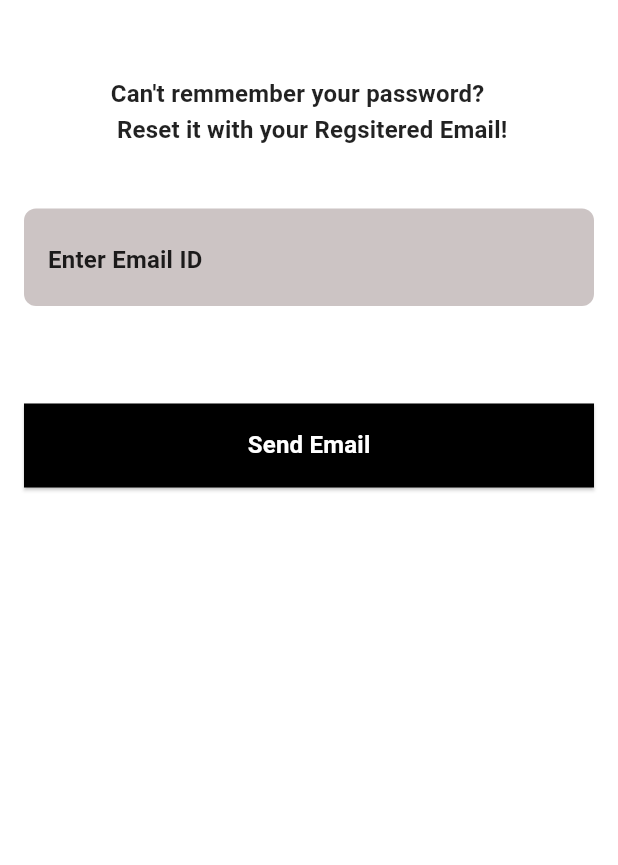
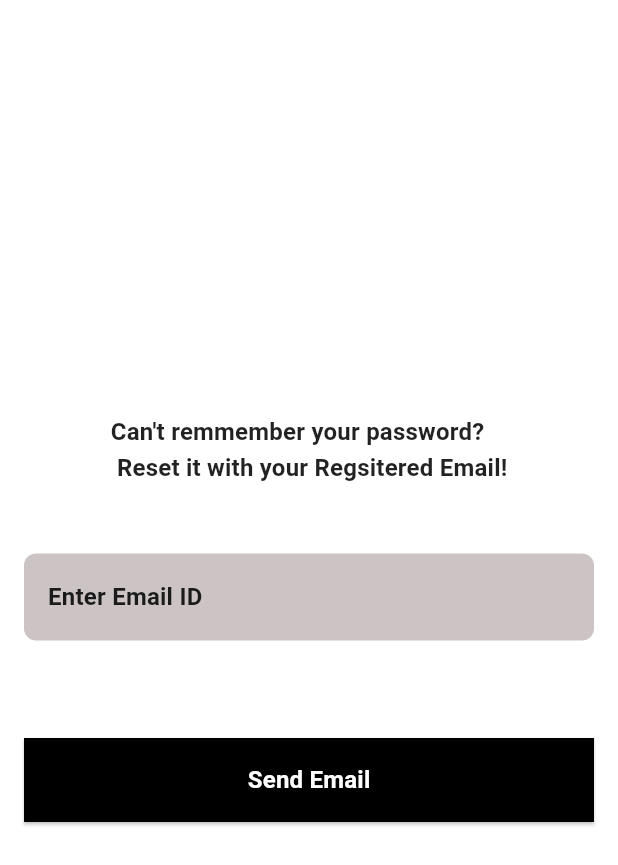
Before and after one commit to Siddiqui145/money_monastery, a Flutter app: the LoginScreen screen opened by its route, after a tap on "Reset Password", on a phone screen of 412 x 824 dp. Shown: the top 865 px of the screen. Run offline on Flutter 3.47's test engine with Material 3 defaults, Android fonts, the phone set to English and light mode, and no system bars; our stand-ins replace auto_route, cloud_firestore, firebase_auth, firebase_core; accounts and stored records are empty; network calls fail.

Commit message:
styling & layout fixes

```diff
--- a/lib/src/features/home/presentation/auth/login_screen.dart
+++ b/lib/src/features/home/presentation/auth/login_screen.dart
@@ -38,11 +38,12 @@ class _LoginScreenState extends State<LoginScreen> {
   Widget build(BuildContext context) {
 
     return Scaffold(
-      body: Padding(padding: EdgeInsets.all(16),
+      body: Center(
+        child: Padding(padding: EdgeInsets.all(16),
         child: SingleChildScrollView(
           child: Column(
             children: [
-            const SizedBox(height: 35,),
+              //const SizedBox(height: 35,),
               Text("You're one step closer to Financial Nirvana!",
               style: Theme.of(context).textTheme.titleMedium,),
 
@@ -53,7 +54,10 @@ class _LoginScreenState extends State<LoginScreen> {
               CustomTextfield(title: 'Password', controller: passwordController, isPassword: true,),
 
               const SizedBox(height: 45,),
-              CustomButton(title: 'Login', onPressed: () async {
+                CustomButton(title: 'Login',
+                backgroundColor: Colors.green.shade500,
+                textColor: Colors.white,
+                 onPressed: () async {
                   await loginWithEmailAndPassword();
                 }),
 
@@ -67,6 +71,7 @@ class _LoginScreenState extends State<LoginScreen> {
             ],
           ),
         ),),
+      ),
     );
   }
 }
--- a/lib/src/features/home/presentation/auth/reset_password_screen.dart
+++ b/lib/src/features/home/presentation/auth/reset_password_screen.dart
@@ -14,38 +14,44 @@ class ResetPasswordScreen extends StatefulWidget {
 }
 
 class _ResetPasswordScreenState extends State<ResetPasswordScreen> {
-  @override
-  Widget build(BuildContext context) {
 
   final TextEditingController resetemailController = TextEditingController();
 
     Future<void> sendPasswordResetLink() async {
       String email = resetemailController.text.trim();
+
+      if(email.isEmpty) {
+        ScaffoldMessenger.of(context).showSnackBar(SnackBar(content: Text('Email cannot be Empty'), backgroundColor: Colors.red,));
+      }
       try {
         await FirebaseAuth.instance.sendPasswordResetEmail(email: email);
 
-        if (context.mounted) {
+        if (!mounted) return;
+
             ScaffoldMessenger.of(context).showSnackBar(SnackBar(content: Text("Password Reset Link sent Successfully")));
         context.router.replace(const LandingRoute());
-      }
+
       }
       on FirebaseAuthException catch(e) {
-        if (context.mounted) {
           ScaffoldMessenger.of(context).showSnackBar(SnackBar(content: Text(e.toString())));
       }
     }
-    }
+
+  @override
+  Widget build(BuildContext context) {
+
+
 
     return Scaffold(
-      body: Padding(padding: EdgeInsets.all(16),
+      body: Center(
+        child: Padding(padding: EdgeInsets.all(16),
         child: SingleChildScrollView(
           child: Column(
             children: [
-            const SizedBox(height: 35,),
               Text("Can't remmember your password? \n Reset it with your Regsitered Email!",
               style: Theme.of(context).textTheme.titleMedium,),
 
-            const SizedBox(height: 40,),
+              const SizedBox(height: 45,),
               CustomTextfield(title: 'Enter Email ID', controller: resetemailController),
 
               const SizedBox(height: 45,),
@@ -53,14 +59,15 @@ class _ResetPasswordScreenState extends State<ResetPasswordScreen> {
                const SizedBox(height: 20,),
                CustomButton(title: 'Send Email', onPressed: () {
                   sendPasswordResetLink();
-
                 },
                 backgroundColor: Colors.black,
-              textColor: Colors.white,),
+                textColor: Colors.white,
+                ),
 
             ],
           ),
         ),),
+      ),
     );
   }
 }
--- a/lib/src/features/home/presentation/auth/signup_personal_info_screen.dart
+++ b/lib/src/features/home/presentation/auth/signup_personal_info_screen.dart
@@ -32,8 +32,9 @@ class _SignupPersonalInfoScreenState extends State<SignupPersonalInfoScreen> {
     final formKey = GlobalKey<FormState>();
 
     return Scaffold(
-      body: Padding(
-        padding: const EdgeInsets.only(top: 105, left: 16, right: 16),
+      body: Center(
+        child: Padding(
+          padding: const EdgeInsets.all(16),
           child: SingleChildScrollView(
               child: Form(
                key: formKey,
@@ -113,6 +114,7 @@ class _SignupPersonalInfoScreenState extends State<SignupPersonalInfoScreen> {
               ),
             ),
         ),
+      ),
 
     );
   }
--- a/lib/src/features/home/presentation/auth/signup_screen.dart
+++ b/lib/src/features/home/presentation/auth/signup_screen.dart
@@ -8,7 +8,9 @@ import 'package:money_monastery/src/features/home/presentation/widgets/custom_te
 
 @RoutePage()
 class SignupScreen extends StatefulWidget {
-  const SignupScreen({super.key});
+  const SignupScreen({Key? key}) : super(key: const ValueKey('SignupPage'));
+
+  //This forces Flutter to recognize this page as a new instance on resume, preventing layout corruption.
 
   @override
   State<SignupScreen> createState() => _SignupScreenState();
--- a/lib/src/features/home/presentation/widgets/custom_textfield.dart
+++ b/lib/src/features/home/presentation/widgets/custom_textfield.dart
@@ -33,6 +33,7 @@ class CustomTextfield extends StatelessWidget {
         keyboardType: keyboardType,
         validator: validator,
         inputFormatters: inputFormatters,
+        style: Theme.of(context).textTheme.bodyMedium,
         decoration: InputDecoration(
           hintText: title,
           hintStyle: Theme.of(context).textTheme.titleMedium,
```
Lines whose indentation alone changed are shown as unchanged.
